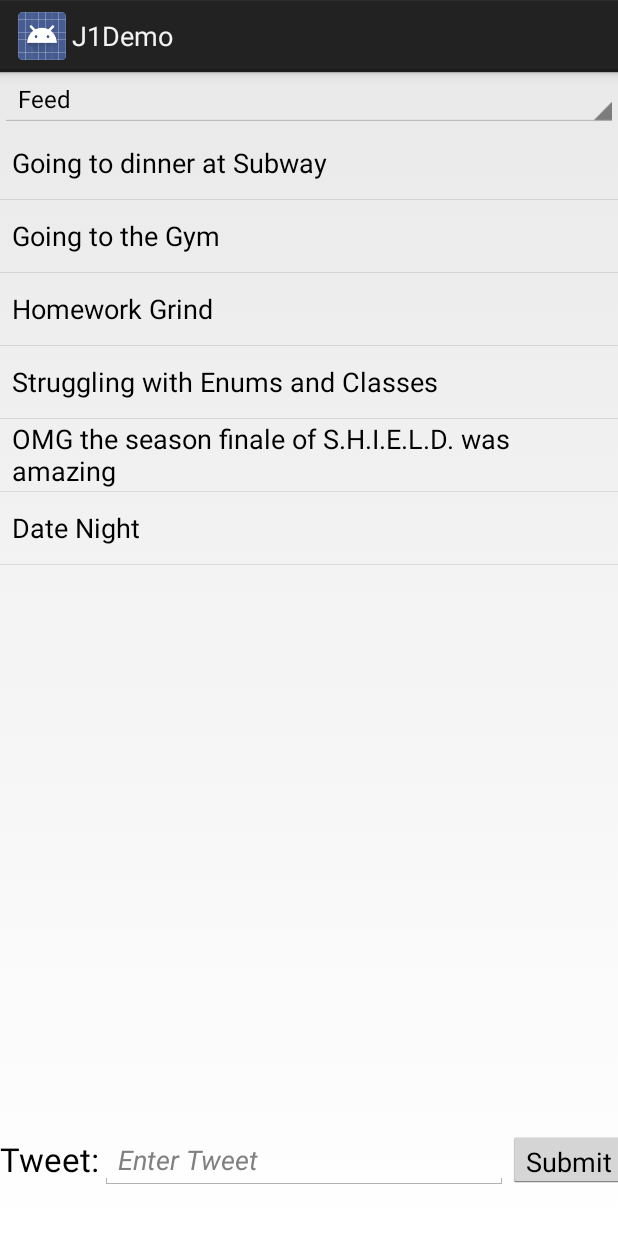
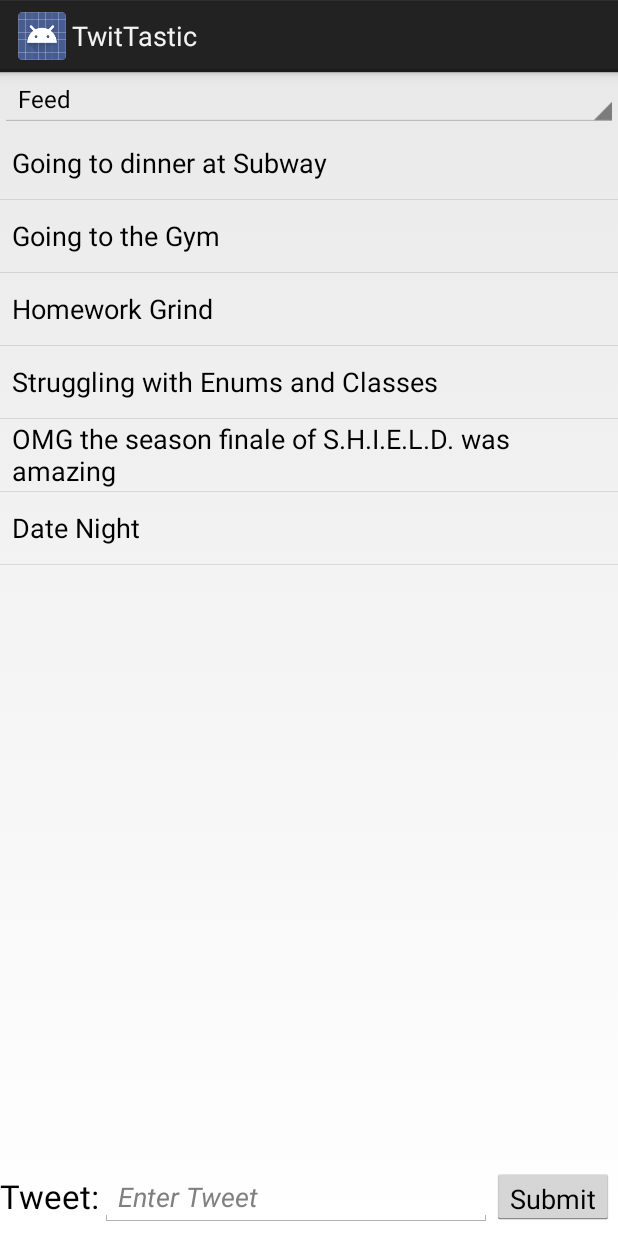
Before and after one commit to grindnmosh/WarrenRobert_Java1_1405_w1, an Android app: the screen it shows after launch (MainActivity), on a phone screen of 412 x 824 dp. Run offline under Robolectric (Android 15) with nearby library versions, the phone set to English and light mode, and no system bars.

Commit message:
commented my code and optimized a few lines of code

```diff
--- a/Week2/J1Demo/J1Demo/src/main/java/com/grinddesign/Java1/j1demo/j1demo/CellAdapter.java
+++ b/Week2/J1Demo/J1Demo/src/main/java/com/grinddesign/Java1/j1demo/j1demo/CellAdapter.java
@@ -9,6 +9,7 @@ package com.grinddesign.Java1.j1demo.j1demo;
 
 public class CellAdapter {
     public CellAdapter() {
-
+        //this will be the custom class for the custom adapter for the main feed
+        //this will be added in future classes
     }
 }
--- a/Week2/J1Demo/J1Demo/src/main/java/com/grinddesign/Java1/j1demo/j1demo/FCellAdapter.java
+++ b/Week2/J1Demo/J1Demo/src/main/java/com/grinddesign/Java1/j1demo/j1demo/FCellAdapter.java
@@ -9,6 +9,7 @@ package com.grinddesign.Java1.j1demo.j1demo;
 
 public class FCellAdapter {
     public FCellAdapter() {
-
+        //this will be the custom class for the custom adapter for the follower and following lists
+        //this will be added in future classes
     }
 }
--- a/Week2/J1Demo/J1Demo/src/main/java/com/grindesign/listView/FeedMe.java
+++ b/Week2/J1Demo/J1Demo/src/main/java/com/grindesign/listView/FeedMe.java
@@ -5,12 +5,12 @@ package com.grindesign.listView;
 //Term 1405
 
 import android.content.Context;
-import android.util.Log;
 import android.widget.Toast;
 
 import org.json.JSONArray;
 import org.json.JSONException;
 import org.json.JSONObject;
+
 import java.util.ArrayList;
 
 
@@ -35,18 +35,19 @@ public class FeedMe {
         try {
             // create query JSON Object
             JSONArray queryTheFeed = new JSONArray();
-            //Log.i("object output ", "build log");
-            enumFile ef3 = new enumFile();
 
             // Create Feeds Object fo query
             for (enumFile.Feeds feed : enumFile.Feeds.values()) {
                 //Log.i("object output ", "build inside loop log");
+
                 // create post object
                 JSONObject postingObject = new JSONObject();
 
                 //load postingObject
                 postingObject.put("posting", feed.setPosting());
                 postingObject.put("dated", feed.setDated());
+
+                //load int the JSONArray
                 queryTheFeed.put(postingObject);
 
             }
@@ -58,35 +59,43 @@ public class FeedMe {
         } catch (JSONException e) {
             e.printStackTrace();
         }
+
+        //return the JSON Object
         return feedsObject;
 
     }
 
+    // create the array for the adapter
     public ArrayList loadArray() {
-        Log.i("object output ", "LoadArray Hit");
-        String post, when;
-        String result = null;
+        //Log.i("object output ", "LoadArray Hit");
 
-
-
-
+        //instatiate the array to be passed
         ArrayList<String> posts = new ArrayList<String>();
 
 
         try {
+            //variable to pass the JSON Object
+            JSONObject readObject = buildJSON();
+            //Log.i("object output ", "enter the try");
 
-            JSONObject readObject = buildJSON();
-            Log.i("object output ", "enter the try");
+            //capture the JSON Array from the JSON Object
             JSONArray JA = readObject.getJSONArray("query");
-            Log.i("object output ", "length test" + JA.length());
+            //Log.i("object output ", "length test" + JA.length());
+
+            //Loop through the JSON Array to load an Array List
             for (int i = 0; i < JA.length(); i++) {
+                //Log.i("object output ", "test log");
 
-                Log.i("object output ", "test log");
+                //grab JSON Object from array and current index location
                 JSONObject JO = JA.getJSONObject(i);
+
+                //grab the items out of each object for later use
                 String posting = JO.getString("posting");
-                String dated = JO.getString("dated");
-                Log.i("object output ", posting);
-                Log.i("object output ", dated);
+                String dated = JO.getString("dated"); //this item is not used for this week
+                //Log.i("object output ", posting);
+                //Log.i("object output ", dated);
+
+                //add the posting item to Arraylist for use in Array Adapter for List View
                 posts.add(posting);
 
 
@@ -97,6 +106,8 @@ public class FeedMe {
         } catch (JSONException e) {
             e.printStackTrace();
         }
+
+        //Return the Array for use in Main Activity to call on it
         return posts;
 
     }
--- a/Week2/J1Demo/J1Demo/src/main/java/com/grindesign/listView/enumFile.java
+++ b/Week2/J1Demo/J1Demo/src/main/java/com/grindesign/listView/enumFile.java
@@ -6,6 +6,7 @@ package com.grindesign.listView;
 
 
 public class enumFile {
+    //create enum lo create JSON Object from
     public enum Feeds {
         feed1("Going to dinner at Subway", "5/11/2014 05:30 PM"),
         feed2("Going to the Gym", "5/11/2014 07:30 PM"),
@@ -15,20 +16,23 @@ public class enumFile {
         feed6("Date Night", "5/14/2014 04:33 PM");
 
 
-
+        //define strings to pull out
         private String posting;
         private String dated;
 
+        //define string placement in the enum
         private Feeds(String f, String d) {
             this.posting = f;
             this.dated = d;
 
         }
 
+        //set and return the posting
         public String setPosting() {
             return posting;
         }
 
+        //set and return the date
         public String setDated() {
             return dated;
         }
--- a/Week2/J1Demo/J1Demo/src/main/res/layout/activity_main.xml
+++ b/Week2/J1Demo/J1Demo/src/main/res/layout/activity_main.xml
@@ -1,6 +1,8 @@
-<!--Robert Warren
+<!--
+Robert Warren
 Java 1
-Term 1405-->
+Term 1405
+-->
 
 <LinearLayout
     android:orientation="vertical"
@@ -11,19 +13,23 @@ Term 1405-->
     android:focusableInTouchMode="true"
     android:weightSum="1">
 
+    <!-- create 1st required adapter -->
     <Spinner
         android:layout_width="match_parent"
         android:layout_height="wrap_content"
         android:id="@+id/choices"/>
 
+    <!-- create independent Linear View for List View to try and implement a way to adjust screen for keyboard adjustment -->
+    <!-- this will also keep the list view from overtaking the new tweet section -->
     <LinearLayout
         android:orientation="vertical"
         android:layout_width="fill_parent"
-        android:layout_height="387dp"
+        android:layout_height="0dp"
         android:layout_gravity="center_horizontal"
         android:weightSum="1"
-        android:layout_weight="0.90">
+        android:layout_weight="0.99">
 
+        <!-- create 2nd required adapter -->
         <ListView
             android:layout_width="match_parent"
             android:layout_height="match_parent"
@@ -32,12 +38,14 @@ Term 1405-->
 
     </LinearLayout>
 
+    <!-- horizontal layout for the new tweet section of the app -->
     <LinearLayout
         android:orientation="horizontal"
         android:layout_width="match_parent"
         android:layout_height="38dp"
         android:weightSum="1">
 
+        <!-- creates label defining section and may be removed in furthe builds for a cleaner look -->
         <TextView
             android:layout_width="wrap_content"
             android:layout_height="wrap_content"
@@ -45,16 +53,18 @@ Term 1405-->
             android:text="@string/tweet"
             android:id="@+id/tweeter" />
 
+        <!-- edit text field to allow entry of a new tweet -->
         <EditText
-            android:layout_width="100dp"
+            android:layout_width="0dp"
             android:layout_height="wrap_content"
             android:id="@+id/twitText"
             android:inputType="textAutoCorrect"
             android:hint="@string/enter_tweet"
             android:selectAllOnFocus="true"
-            android:layout_weight="1.05" />
+            android:layout_weight="0.99" />
 
 
+        <!-- the submit button that will allow the event to send a new tweet to the feed on the network -->
         <Button
             android:layout_width="wrap_content"
             android:layout_height="wrap_content"
--- a/Week2/J1Demo/J1Demo/src/main/res/layout/item_cell.xml
+++ b/Week2/J1Demo/J1Demo/src/main/res/layout/item_cell.xml
@@ -2,11 +2,14 @@
 <!--Robert Warren
 Java 1
 Term 1405-->
+
+<!-- This layout is for a custom adapter to be used in a later class -->
 <RelativeLayout
     android:layout_width="match_parent"
     android:layout_height="wrap_content"
     xmlns:android="http://schemas.android.com/apk/res/android">
 
+    <!-- define the image view layout where the image will appear -->
     <ImageView
         android:layout_width="80dp"
         android:layout_height="80dp"
@@ -18,6 +21,7 @@ Term 1405-->
         android:layout_marginTop="10dp"
         android:layout_marginBottom="10dp" />
 
+    <!-- define the text view layout where the feed post will appear -->
     <TextView
         android:layout_width="wrap_content"
         android:layout_height="wrap_content"
@@ -28,6 +32,7 @@ Term 1405-->
         android:id="@+id/textView"
         android:layout_toRightOf="@+id/imageView"/>
 
+    <!-- define the text view layout where the date will appear -->
     <TextView
         android:layout_width="wrap_content"
         android:layout_height="wrap_content"
--- a/Week2/J1Demo/J1Demo/src/main/res/menu/main.xml
+++ b/Week2/J1Demo/J1Demo/src/main/res/menu/main.xml
@@ -2,8 +2,5 @@
     xmlns:app="http://schemas.android.com/apk/res-auto"
     xmlns:tools="http://schemas.android.com/tools"
     tools:context="com.grinddesign.Java1.j1demo.j1demo.MainActivity" >
-    <item android:id="@+id/action_settings"
-        android:title="@string/action_settings"
-        android:orderInCategory="100"
-        app:showAsAction="never" />
+
 </menu>
```
Also changed, not shown: Week2/J1Demo/J1Demo/src/main/java/com/grinddesign/Java1/j1demo/j1demo/MainActivity.java (+49 -5 lines), Week2/J1Demo/J1Demo/src/main/res/layout/item_fcell.xml (+7 -3 lines), Week2/J1Demo/J1Demo/src/main/res/values/strings.xml (+13 -6 lines).
